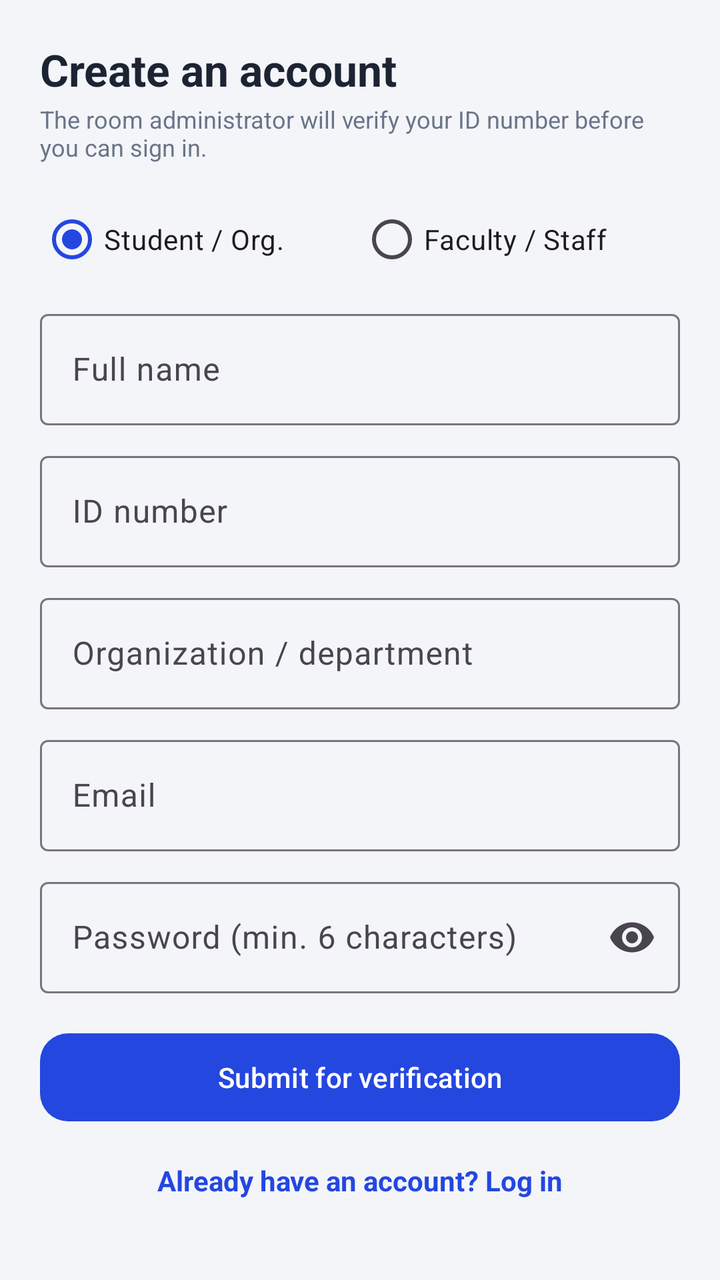
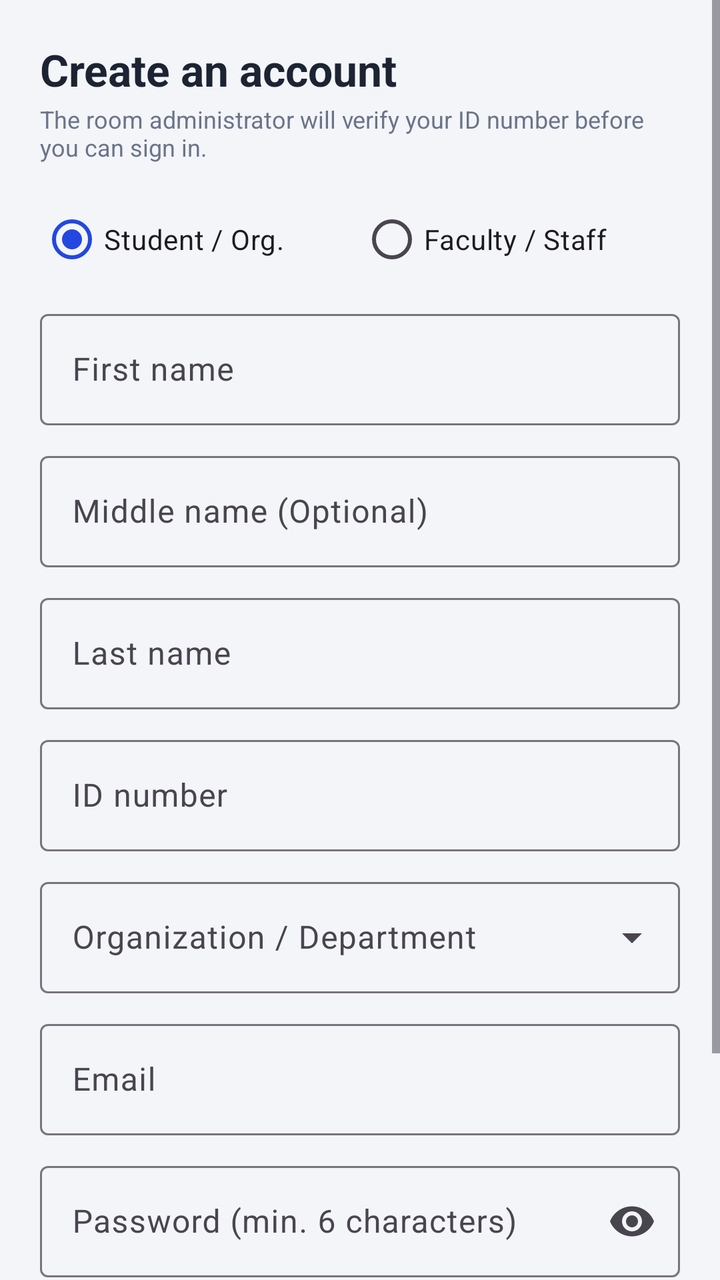

Compare the two renders of this Android layout. The source of the first and the diff that turns it into the second are given below.
<!-- AndroidManifest.xml: application theme Theme.Reserba -->
<!-- res/layout/activity_register.xml -->
<?xml version="1.0" encoding="utf-8"?>
<ScrollView xmlns:android="http://schemas.android.com/apk/res/android"
    xmlns:app="http://schemas.android.com/apk/res-auto"
    android:layout_width="match_parent"
    android:layout_height="match_parent"
    android:background="@color/bg"
    android:fillViewport="true">

    <LinearLayout
        android:layout_width="match_parent"
        android:layout_height="wrap_content"
        android:orientation="vertical"
        android:padding="20dp">

        <TextView
            style="@style/Reserba.H1"
            android:layout_width="wrap_content"
            android:layout_height="wrap_content"
            android:text="Create an account" />

        <TextView
            style="@style/Reserba.Muted"
            android:layout_width="wrap_content"
            android:layout_height="wrap_content"
            android:layout_marginTop="2dp"
            android:text="The room administrator will verify your ID number before you can sign in." />

        <RadioGroup
            android:id="@+id/rgRole"
            android:layout_width="match_parent"
            android:layout_height="wrap_content"
            android:layout_marginTop="14dp"
            android:orientation="horizontal">

            <RadioButton
                android:id="@+id/rbStudent"
                android:layout_width="0dp"
                android:layout_height="wrap_content"
                android:layout_weight="1"
                android:checked="true"
                android:text="Student / Org." />

            <RadioButton
                android:id="@+id/rbFaculty"
                android:layout_width="0dp"
                android:layout_height="wrap_content"
                android:layout_weight="1"
                android:text="Faculty / Staff" />
        </RadioGroup>

        <com.google.android.material.textfield.TextInputLayout
            android:id="@+id/tilFullName"
            style="@style/Widget.Material3.TextInputLayout.OutlinedBox"
            android:layout_width="match_parent"
            android:layout_height="wrap_content"
            android:layout_marginTop="8dp"
            android:hint="Full name">

            <com.google.android.material.textfield.TextInputEditText
                android:id="@+id/etFullName"
                android:layout_width="match_parent"
                android:layout_height="wrap_content"
                android:inputType="textPersonName|textCapWords" />
        </com.google.android.material.textfield.TextInputLayout>

        <com.google.android.material.textfield.TextInputLayout
            android:id="@+id/tilIdNumber"
            style="@style/Widget.Material3.TextInputLayout.OutlinedBox"
            android:layout_width="match_parent"
            android:layout_height="wrap_content"
            android:layout_marginTop="10dp"
            android:hint="ID number">

            <com.google.android.material.textfield.TextInputEditText
                android:id="@+id/etIdNumber"
                android:layout_width="match_parent"
                android:layout_height="wrap_content"
                android:inputType="text" />
        </com.google.android.material.textfield.TextInputLayout>

        <com.google.android.material.textfield.TextInputLayout
            android:id="@+id/tilOrg"
            style="@style/Widget.Material3.TextInputLayout.OutlinedBox"
            android:layout_width="match_parent"
            android:layout_height="wrap_content"
            android:layout_marginTop="10dp"
            android:hint="Organization / department">

            <com.google.android.material.textfield.TextInputEditText
                android:id="@+id/etOrg"
                android:layout_width="match_parent"
                android:layout_height="wrap_content"
                android:inputType="textCapWords" />
        </com.google.android.material.textfield.TextInputLayout>

        <com.google.android.material.textfield.TextInputLayout
            android:id="@+id/tilEmail"
            style="@style/Widget.Material3.TextInputLayout.OutlinedBox"
            android:layout_width="match_parent"
            android:layout_height="wrap_content"
            android:layout_marginTop="10dp"
            android:hint="Email">

            <com.google.android.material.textfield.TextInputEditText
                android:id="@+id/etEmail"
                android:layout_width="match_parent"
                android:layout_height="wrap_content"
                android:inputType="textEmailAddress" />
        </com.google.android.material.textfield.TextInputLayout>

        <com.google.android.material.textfield.TextInputLayout
            android:id="@+id/tilPassword"
            style="@style/Widget.Material3.TextInputLayout.OutlinedBox"
            android:layout_width="match_parent"
            android:layout_height="wrap_content"
            android:layout_marginTop="10dp"
            android:hint="Password (min. 6 characters)"
            app:endIconMode="password_toggle">

            <com.google.android.material.textfield.TextInputEditText
                android:id="@+id/etPassword"
                android:layout_width="match_parent"
                android:layout_height="wrap_content"
                android:inputType="textPassword" />
        </com.google.android.material.textfield.TextInputLayout>

        <TextView
            android:id="@+id/tvError"
            android:layout_width="match_parent"
            android:layout_height="wrap_content"
            android:layout_marginTop="10dp"
            android:background="@drawable/bg_badge_red"
            android:padding="10dp"
            android:textColor="@color/red"
            android:textSize="13sp"
            android:visibility="gone" />

        <com.google.android.material.button.MaterialButton
            android:id="@+id/btnRegister"
            android:layout_width="match_parent"
            android:layout_height="52dp"
            android:layout_marginTop="16dp"
            android:text="Submit for verification"
            app:cornerRadius="14dp" />

        <TextView
            android:id="@+id/tvBackToLogin"
            android:layout_width="match_parent"
            android:layout_height="wrap_content"
            android:gravity="center"
            android:padding="16dp"
            android:text="Already have an account? Log in"
            android:textColor="@color/primary"
            android:textStyle="bold" />
    </LinearLayout>
</ScrollView>
<!-- resources referenced by this layout -->
<resources>
  <color name="bg">#F3F5F9</color>
  <color name="primary">#2447E0</color>
  <color name="red">#C93636</color>
  <!-- drawable bg_badge_red (drawable) -->
  <?xml version="1.0" encoding="utf-8"?>
  <shape xmlns:android="http://schemas.android.com/apk/res/android" android:shape="rectangle">
      <solid android:color="@color/red_bg" />
      <corners android:radius="10dp" />
  </shape>
  <style name="Reserba.H1" parent="">
          <item name="android:textSize">22sp</item>
          <item name="android:textStyle">bold</item>
          <item name="android:textColor">@color/ink</item>
      </style>
  <style name="Reserba.Muted" parent="">
          <item name="android:textSize">12sp</item>
          <item name="android:textColor">@color/muted</item>
      </style>
  <style name="Theme.Reserba" parent="Theme.Material3.Light.NoActionBar">
          <item name="colorPrimary">@color/primary</item>
          <item name="colorOnPrimary">@color/white</item>
          <item name="android:windowBackground">@color/bg</item>
          <item name="android:statusBarColor">@color/bg</item>
          <item name="android:windowLightStatusBar">true</item>
      </style>
  <color name="red_bg">#FDE8E8</color>
  <color name="ink">#1C2433</color>
  <color name="muted">#6B7488</color>
  <color name="white">#FFFFFF</color>
</resources>

<!-- the commit's change to res/layout/activity_register.xml (unified diff, before → after) -->
@@ -49,15 +49,45 @@
         </RadioGroup>
 
         <com.google.android.material.textfield.TextInputLayout
-            android:id="@+id/tilFullName"
+            android:id="@+id/tilFirstName"
             style="@style/Widget.Material3.TextInputLayout.OutlinedBox"
             android:layout_width="match_parent"
             android:layout_height="wrap_content"
             android:layout_marginTop="8dp"
-            android:hint="Full name">
+            android:hint="First name">
 
             <com.google.android.material.textfield.TextInputEditText
-                android:id="@+id/etFullName"
+                android:id="@+id/etFirstName"
+                android:layout_width="match_parent"
+                android:layout_height="wrap_content"
+                android:inputType="textPersonName|textCapWords" />
+        </com.google.android.material.textfield.TextInputLayout>
+
+        <com.google.android.material.textfield.TextInputLayout
+            android:id="@+id/tilMiddleName"
+            style="@style/Widget.Material3.TextInputLayout.OutlinedBox"
+            android:layout_width="match_parent"
+            android:layout_height="wrap_content"
+            android:layout_marginTop="10dp"
+            android:hint="Middle name (Optional)">
+
+            <com.google.android.material.textfield.TextInputEditText
+                android:id="@+id/etMiddleName"
+                android:layout_width="match_parent"
+                android:layout_height="wrap_content"
+                android:inputType="textPersonName|textCapWords" />
+        </com.google.android.material.textfield.TextInputLayout>
+
+        <com.google.android.material.textfield.TextInputLayout
+            android:id="@+id/tilLastName"
+            style="@style/Widget.Material3.TextInputLayout.OutlinedBox"
+            android:layout_width="match_parent"
+            android:layout_height="wrap_content"
+            android:layout_marginTop="10dp"
+            android:hint="Last name">
+
+            <com.google.android.material.textfield.TextInputEditText
+                android:id="@+id/etLastName"
                 android:layout_width="match_parent"
                 android:layout_height="wrap_content"
                 android:inputType="textPersonName|textCapWords" />
@@ -80,17 +110,17 @@
 
         <com.google.android.material.textfield.TextInputLayout
             android:id="@+id/tilOrg"
-            style="@style/Widget.Material3.TextInputLayout.OutlinedBox"
+            style="@style/Widget.Material3.TextInputLayout.OutlinedBox.ExposedDropdownMenu"
             android:layout_width="match_parent"
             android:layout_height="wrap_content"
             android:layout_marginTop="10dp"
-            android:hint="Organization / department">
+            android:hint="Organization / Department">
 
-            <com.google.android.material.textfield.TextInputEditText
-                android:id="@+id/etOrg"
+            <AutoCompleteTextView
+                android:id="@+id/actvOrg"
                 android:layout_width="match_parent"
                 android:layout_height="wrap_content"
-                android:inputType="textCapWords" />
+                android:inputType="none" />
         </com.google.android.material.textfield.TextInputLayout>
 
         <com.google.android.material.textfield.TextInputLayout
